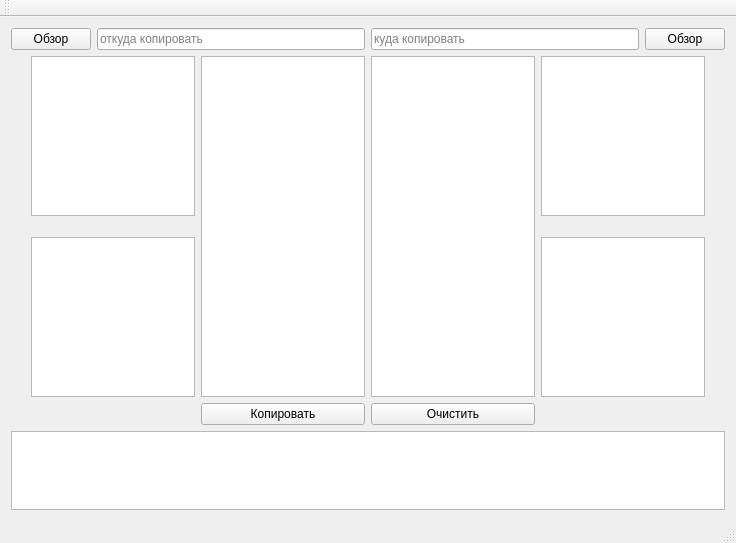
Old version of the form ui/copier.ui in the repository daaazzzeeed/easyCopy.
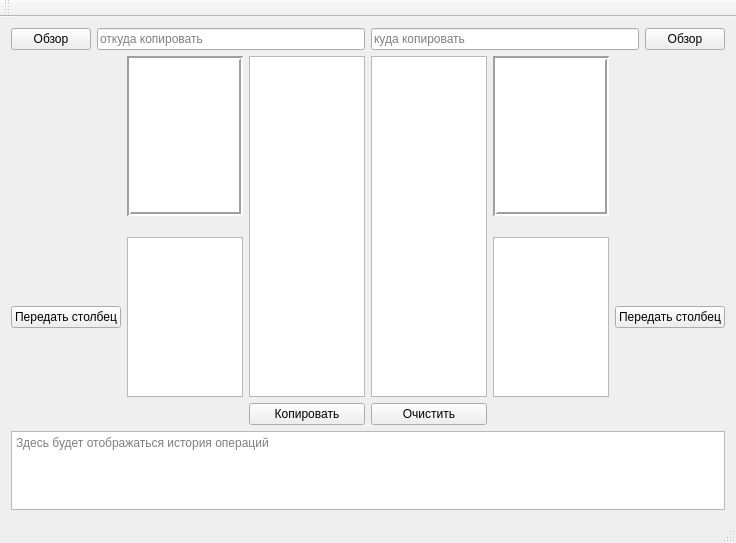
New version of the form.

Commit message:
Fixed bugs, minor design changes, almost finished
Fixed bugs, made everything except the procedures for OK/CANCEL QPushButtons

Patch:
```diff
--- a/ui/copier.ui
+++ b/ui/copier.ui
@@ -196,29 +196,96 @@
          </spacer>
         </item>
         <item row="0" column="1">
-         <widget class="QListWidget" name="tablesFromLV"/>
-        </item>
-        <item row="2" column="10">
-         <widget class="QListWidget" name="columnsToLV"/>
+         <widget class="QListWidget" name="tablesFromLV">
+          <property name="frameShape">
+           <enum>QFrame::Box</enum>
+          </property>
+          <property name="lineWidth">
+           <number>2</number>
+          </property>
+          <property name="midLineWidth">
+           <number>0</number>
+          </property>
+         </widget>
         </item>
         <item row="0" column="10">
-         <widget class="QListWidget" name="tablesToLV"/>
+         <widget class="QListWidget" name="tablesToLV">
+          <property name="frameShape">
+           <enum>QFrame::Box</enum>
+          </property>
+          <property name="lineWidth">
+           <number>2</number>
+          </property>
+         </widget>
+        </item>
+        <item row="2" column="1">
+         <widget class="QTableView" name="columnsFromLV">
+          <property name="dragDropMode">
+           <enum>QAbstractItemView::DragOnly</enum>
+          </property>
+         </widget>
+        </item>
+        <item row="2" column="10">
+         <widget class="QTableView" name="columnsToLV"/>
+        </item>
+        <item row="2" column="0">
+         <widget class="QPushButton" name="moveFromPb">
+          <property name="enabled">
+           <bool>true</bool>
+          </property>
+          <property name="text">
+           <string>Передать столбец</string>
+          </property>
+          <property name="autoRepeatDelay">
+           <number>300</number>
+          </property>
+          <property name="autoDefault">
+           <bool>false</bool>
+          </property>
+          <property name="default">
+           <bool>false</bool>
+          </property>
+          <property name="flat">
+           <bool>false</bool>
+          </property>
+         </widget>
+        </item>
+        <item row="2" column="11">
+         <widget class="QPushButton" name="moveToPb">
+          <property name="text">
+           <string>Передать столбец</string>
+          </property>
+         </widget>
         </item>
         <item row="0" column="5" rowspan="3">
-         <widget class="QListWidget" name="correlationLvFrom"/>
+         <widget class="QTableWidget" name="correlationLvFrom"/>
         </item>
         <item row="0" column="6" rowspan="3">
-         <widget class="QListWidget" name="correlationLvTo"/>
-        </item>
-        <item row="2" column="1">
-         <widget class="QTableWidget" name="columnsFromLV"/>
+         <widget class="QTableWidget" name="correlationLvTo"/>
         </item>
        </layout>
       </item>
      </layout>
     </item>
     <item>
-     <widget class="QTextEdit" name="Log"/>
+     <spacer name="verticalSpacer_7">
+      <property name="orientation">
+       <enum>Qt::Vertical</enum>
+      </property>
+      <property name="sizeHint" stdset="0">
+       <size>
+        <width>20</width>
+        <height>40</height>
+       </size>
+      </property>
+     </spacer>
+    </item>
+    <item>
+     <widget class="QTextEdit" name="Log">
+      <property name="placeholderText">
+       <string>Здесь будет отображаться история операций</string>
+      </property>
+     </widget>
     </item>
    </layout>
   </widget>
```
Left out of the diff: 92 changed lines with no effect on the pictures. The commit also changes 3 other files.
